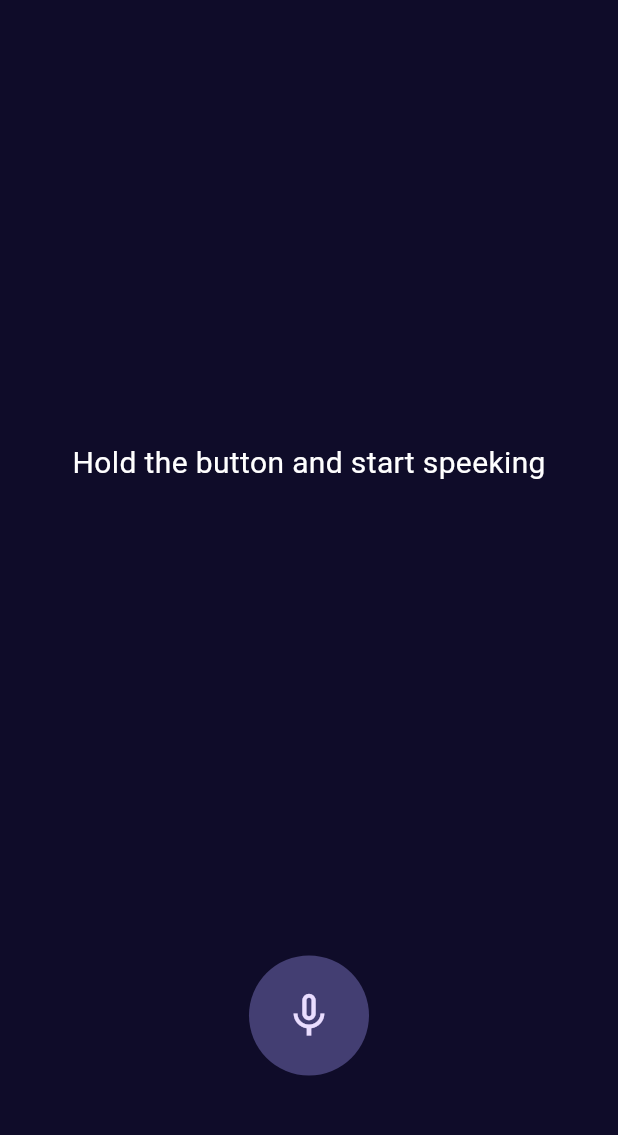
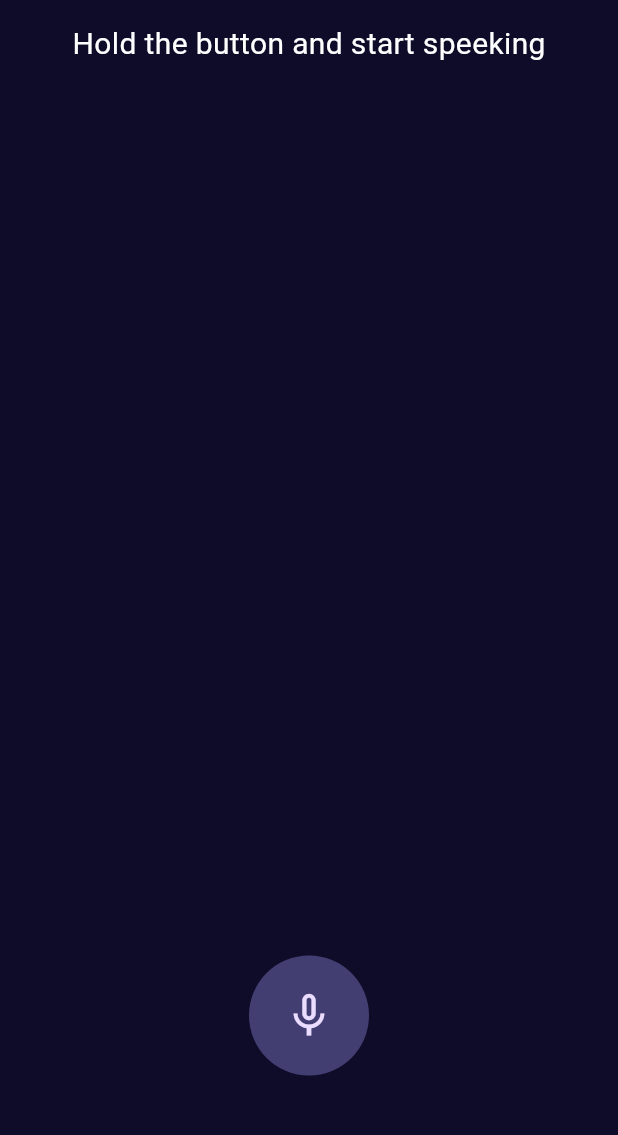
Before and after one commit to manoharacharyaa/chatgpt-app, a Flutter app: the screen it shows after launch, on a phone screen of 412 x 824 dp, the part 84-1219 px from its top. Run offline on Flutter 3.47's test engine with Material 2 defaults, Android fonts, the phone set to English and light mode, and no system bars; drawn by our look-alikes of avatar_glow; our stand-ins replace animated_splash_screen, speech_to_text.

Commit message:
adding SingleChildScrollView

```diff
--- a/lib/chat_screen.dart
+++ b/lib/chat_screen.dart
@@ -34,7 +34,10 @@ class _ChatScreenState extends State<ChatScreen> {
           ),
         ),
       ),
-      body: Container(
+      body: SingleChildScrollView(
+        reverse: true,
+        physics: const BouncingScrollPhysics(),
+        child: Container(
           padding: EdgeInsets.symmetric(horizontal: 10, vertical: 15),
           margin: EdgeInsets.only(bottom: 150),
           alignment: Alignment.center,
@@ -43,6 +46,7 @@ class _ChatScreenState extends State<ChatScreen> {
             style: TextStyle(
               color: Colors.white,
               fontSize: 20,
+            ),
           ),
         ),
       ),
```
Lines whose indentation alone changed are shown as unchanged.
